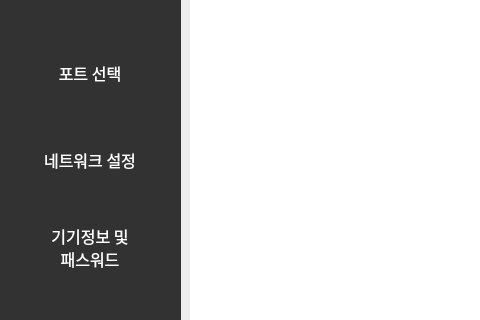
Above: step2.ui from skyun333/wallpad before the change; both pictures show x 0 to 480 and y 233 to 553 of the 961 by 704 pixel window. Below: the same form after it.
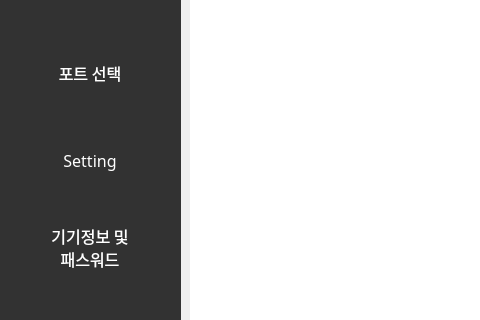
That is the form after the change. Icons and pictures are not drawn.

What changed in the file:
```diff
--- a/step2.ui
+++ b/step2.ui
@@ -393,7 +393,7 @@
         <string notr="true">color:rgb(255, 255, 255)</string>
        </property>
        <property name="text">
-        <string>네트워크 설정</string>
+        <string>Setting</string>
        </property>
        <property name="alignment">
         <set>Qt::AlignCenter</set>
```
